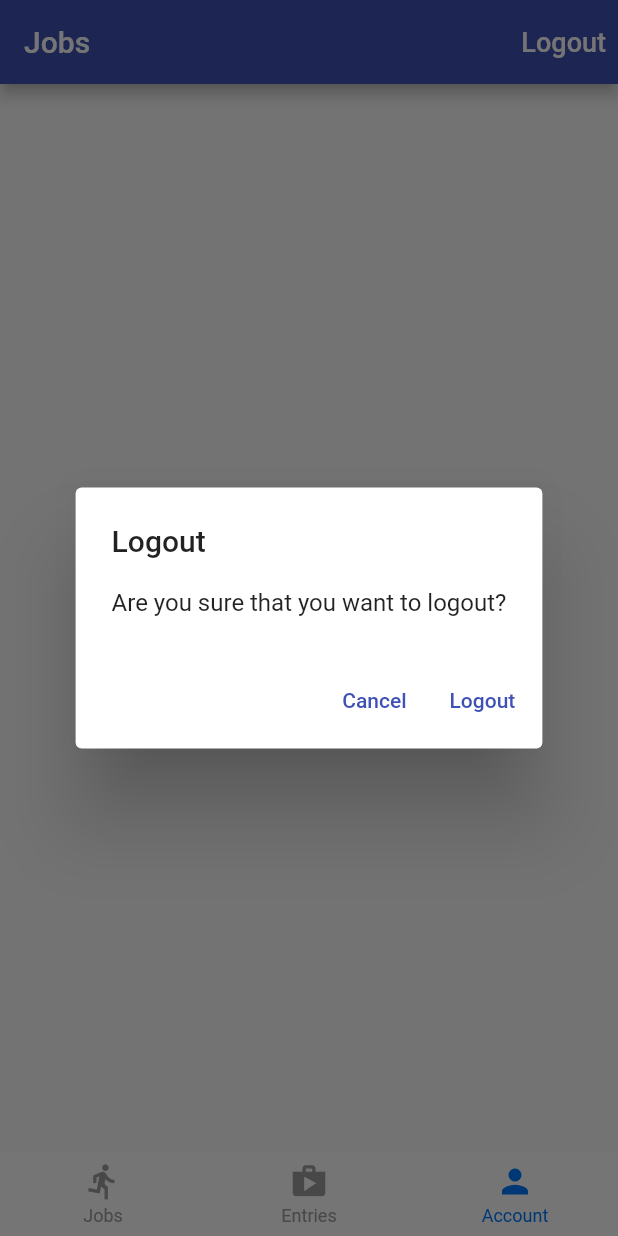
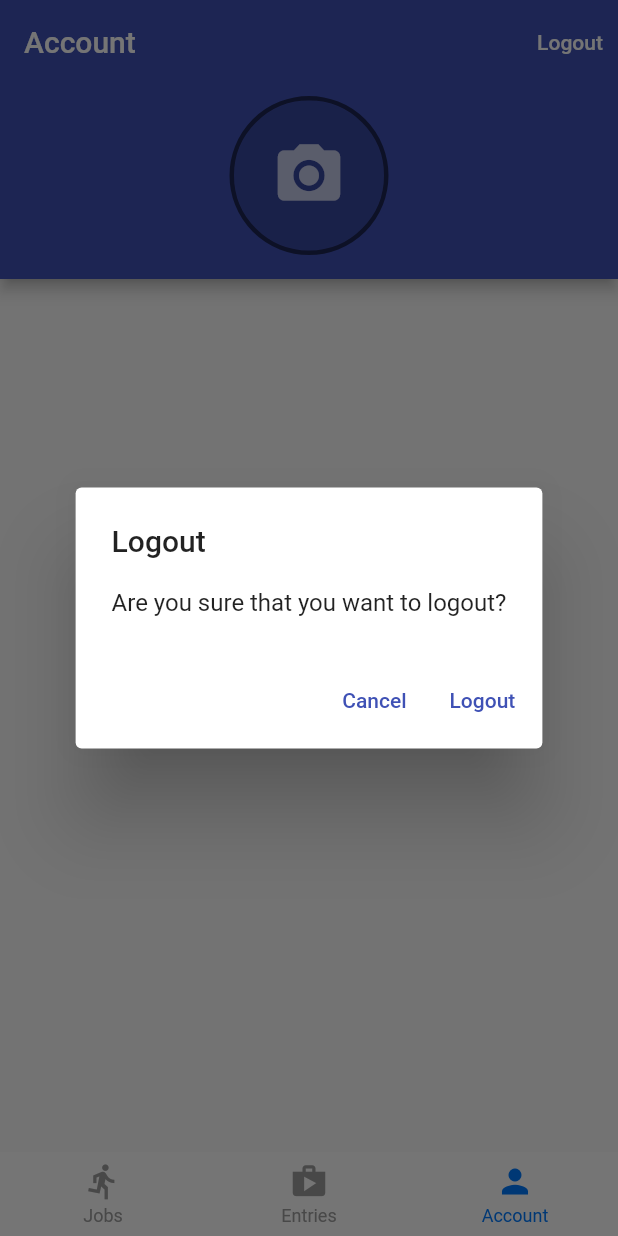
Before and after one commit to ahmadjz/Time-Tracker, a Flutter app: the screen it shows once a user with an empty profile is signed in, item 3 of the bottom bar chosen, after a tap on "Logout", on a phone screen of 412 x 824 dp. Run offline on Flutter 3.47's test engine with Material 2 defaults, Android fonts, the phone set to English and light mode, and no system bars; drawn by our look-alikes of persistent_bottom_nav_bar; our stand-ins replace cloud_firestore, firebase_auth, firebase_core, rxdart; accounts and stored records are empty.

Commit message:
add account page

```diff
--- a/lib/app/home/account/account_page.dart
+++ b/lib/app/home/account/account_page.dart
@@ -1,5 +1,6 @@
 import 'package:flutter/material.dart';
 import 'package:provider/provider.dart';
+import 'package:time_tracker/common_widgets/avatar.dart';
 import 'package:time_tracker/common_widgets/platform_alert_dialog.dart';
 import 'package:time_tracker/services/auth.dart';
 
@@ -31,22 +32,54 @@ class AccountPage extends StatelessWidget {
 
   @override
   Widget build(BuildContext context) {
+    final user = Provider.of<UserModel?>(context);
     return Scaffold(
       appBar: AppBar(
-        title: const Text('Jobs'),
+        title: const Text(
+          'Account',
+        ),
         actions: <Widget>[
           TextButton(
+            style: TextButton.styleFrom(
+              foregroundColor: Colors.blue,
+              padding: const EdgeInsets.symmetric(horizontal: 0, vertical: 15),
+            ),
+            onPressed: () => _confirmSignOut(context),
             child: const Text(
               'Logout',
               style: TextStyle(
-                fontSize: 18.0,
                 color: Colors.white,
               ),
             ),
-            onPressed: () => _confirmSignOut(context),
           ),
         ],
+        bottom: PreferredSize(
+          preferredSize: const Size.fromHeight(130),
+          child: _buildUserInfo(user!),
+        ),
       ),
     );
   }
+
+  Widget _buildUserInfo(UserModel user) {
+    return Column(
+      children: <Widget>[
+        Avatar(
+          radius: 50,
+          photoUrl: user.photoUrl,
+        ),
+        const SizedBox(
+          height: 8,
+        ),
+        if (user.displayName != null)
+          Text(
+            user.displayName!,
+            style: const TextStyle(color: Colors.white),
+          ),
+        const SizedBox(
+          height: 8,
+        )
+      ],
+    );
+  }
 }
--- /dev/null
+++ b/lib/app/home/models/avatar_reference.dart
@@ -0,0 +1,21 @@
+class AvatarReference {
+  AvatarReference(this.downloadUrl);
+  final String? downloadUrl;
+
+  factory AvatarReference.fromMap(Map<String, dynamic>? data) {
+    if (data == null) {
+      return AvatarReference(null);
+    }
+    final String? downloadUrl = data['downloadUrl'];
+    if (downloadUrl == null) {
+      return AvatarReference(null);
+    }
+    return AvatarReference(downloadUrl);
+  }
+
+  Map<String, dynamic> toMap() {
+    return {
+      'downloadUrl': downloadUrl,
+    };
+  }
+}
--- a/lib/app/landing_page.dart
+++ b/lib/app/landing_page.dart
@@ -1,7 +1,6 @@
 import 'package:flutter/material.dart';
 import 'package:provider/provider.dart';
 import 'package:time_tracker/app/home/home_page.dart';
-import 'package:time_tracker/app/home/jobs/jobs_page.dart';
 import 'package:time_tracker/app/sign_in/sign_in_page.dart';
 import 'package:time_tracker/services/auth.dart';
 import 'package:time_tracker/services/database.dart';
@@ -20,11 +19,14 @@ class LandingPage extends StatelessWidget {
             if (user == null) {
               return SignInPage.create(context);
             }
-            return Provider<Database>(
-                create: (context) => FirestoreDatabase(uid: user.uid),
-                child: HomePage(
-                  menuScreenContext: context,
-                ));
+            return Provider<UserModel?>.value(
+              value: user,
+              child: Provider<Database>(
+                  create: (context) => FirestoreDatabase(uid: user.uid),
+                  child: HomePage(
+                    menuScreenContext: context,
+                  )),
+            );
           } else {
             return const Scaffold(
               body: Center(
--- /dev/null
+++ b/lib/common_widgets/avatar.dart
@@ -0,0 +1,29 @@
+import 'package:flutter/material.dart';
+
+class Avatar extends StatelessWidget {
+  const Avatar({Key? key, this.photoUrl, required this.radius})
+      : super(key: key);
+
+  final String? photoUrl;
+  final double radius;
+
+  @override
+  Widget build(BuildContext context) {
+    return Container(
+      decoration: BoxDecoration(
+          shape: BoxShape.circle,
+          border: Border.all(color: Colors.black54, width: 3.0)),
+      child: CircleAvatar(
+        radius: radius,
+        backgroundColor: Colors.black12,
+        backgroundImage: photoUrl != null ? NetworkImage(photoUrl!) : null,
+        child: photoUrl == null
+            ? Icon(
+                Icons.camera_alt,
+                size: radius,
+              )
+            : null,
+      ),
+    );
+  }
+}
```
